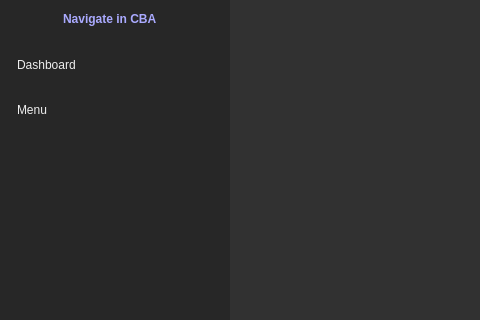
Before: the Qt Designer form ui/sidebar.ui in gomualbe/Crowd-Behaviour-Analysis, drawn with Qt 5; both pictures show x 0 to 480 and y 0 to 320 of the 993 by 525 pixel window.
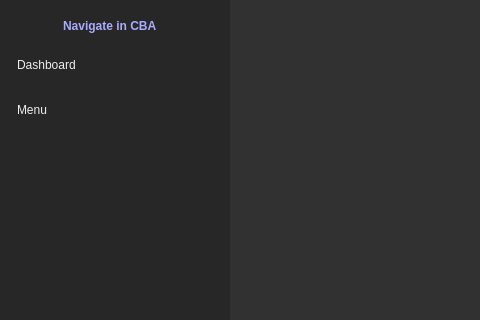
After: the same form once the commit is applied. Icons and pictures are not drawn.

Commit message: Layout fixes and quit_button added

The edit to the form file:
```diff
--- a/ui/sidebar.ui
+++ b/ui/sidebar.ui
@@ -88,6 +88,12 @@
        </property>
        <item>
         <layout class="QHBoxLayout" name="horizontalLayout_3">
+         <property name="spacing">
+          <number>0</number>
+         </property>
+         <property name="topMargin">
+          <number>7</number>
+         </property>
          <item>
           <layout class="QHBoxLayout" name="horizontalLayout_2">
            <property name="spacing">
@@ -154,7 +160,7 @@
           <number>0</number>
          </property>
          <property name="topMargin">
-          <number>15</number>
+          <number>8</number>
          </property>
          <property name="rightMargin">
           <number>0</number>
```
The commit also changes 7 other files.
